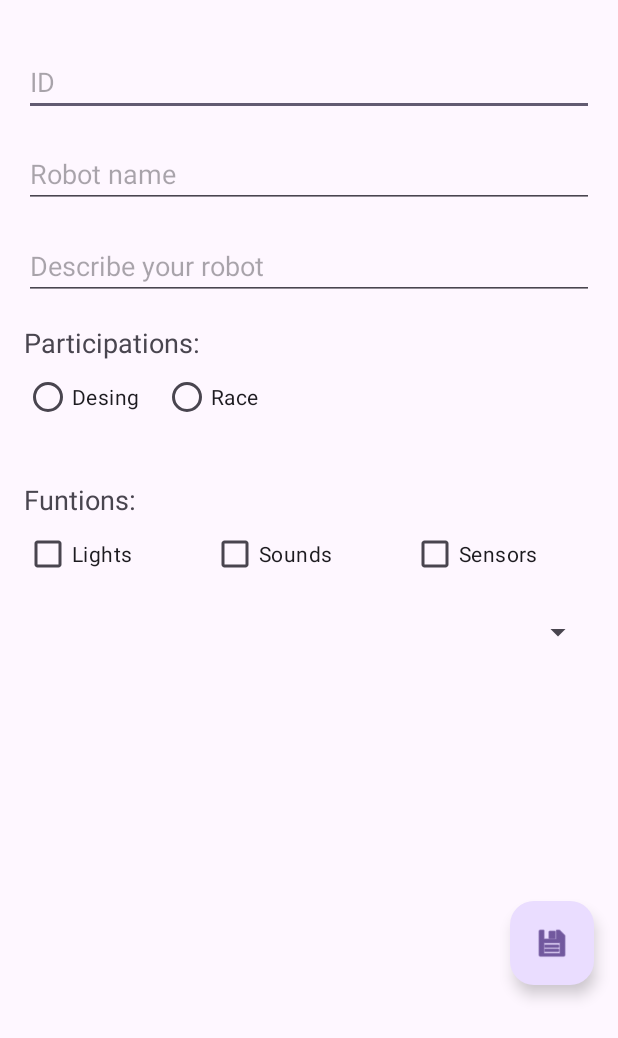
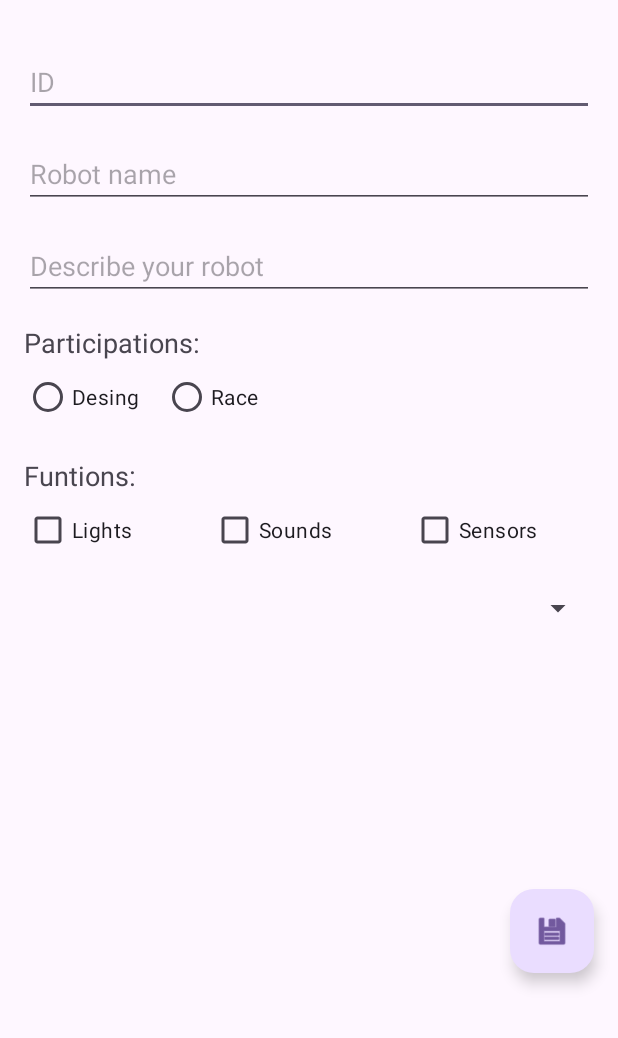
Before and after one commit to DavidPG13/RobotEjemplo, an Android app: the RobotsFormActivity screen opened directly, with no data from a screen before it, on a phone screen of 412 x 824 dp. Shown: the top 1038 px of the screen. Run offline under Robolectric (Android 15) with nearby library versions, the phone set to English and light mode, and no system bars.

Commit message:
Modificacion Secundaria

```diff
--- a/app/src/main/res/layout/activity_robots_form.xml
+++ b/app/src/main/res/layout/activity_robots_form.xml
@@ -90,7 +90,7 @@
         android:layout_width="wrap_content"
         android:layout_height="wrap_content"
         android:layout_marginStart="@dimen/std_margin"
-        android:layout_marginTop="@dimen/dbl_margin"
+        android:layout_marginTop="@dimen/std_margin"
         android:text="@string/text_funtions"
         android:textSize="@dimen/content_sz"
         app:layout_constraintStart_toStartOf="parent"
```
